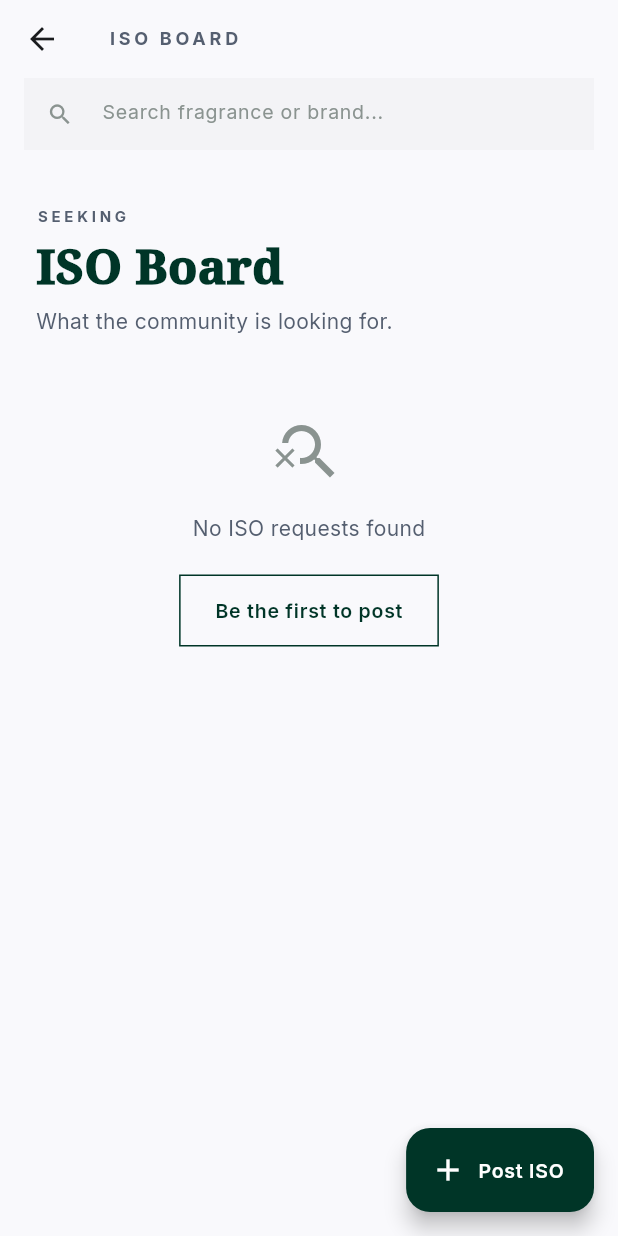
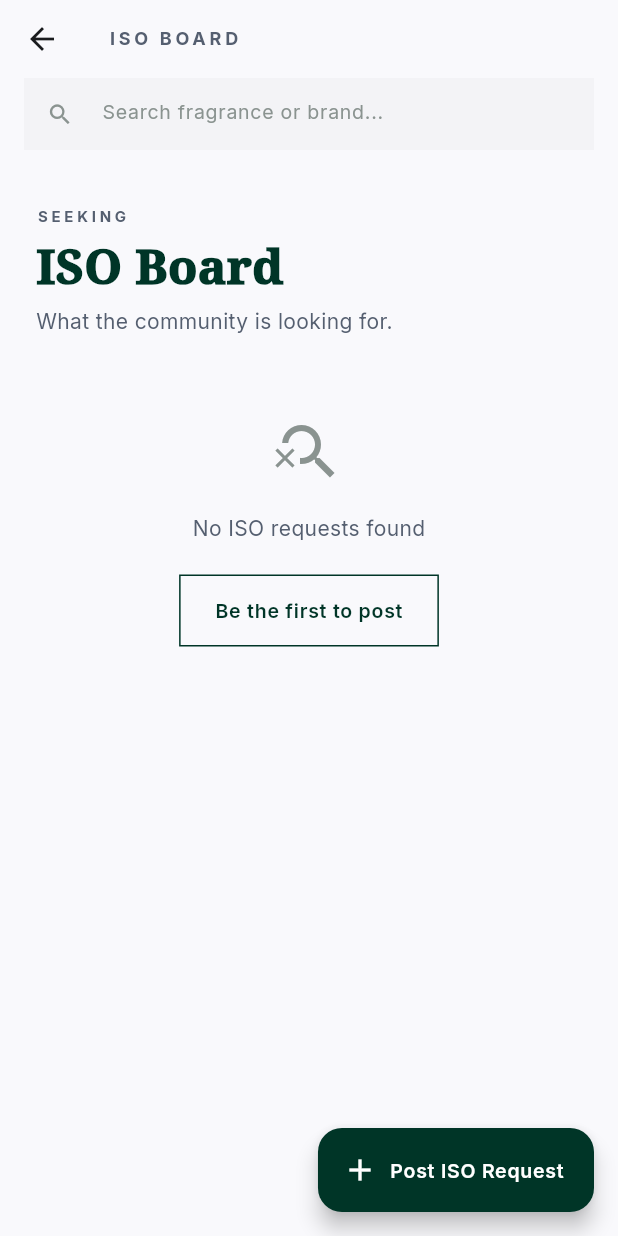
Before and after one commit to tayyabk52/PFP, a Flutter app: the IsoBoardPage screen opened directly, on a phone screen of 412 x 824 dp. Run offline on Flutter 3.47's test engine with Material 3 defaults, Android fonts, the phone set to English and light mode, and no system bars; our stand-ins replace cached_network_image, flutter_dotenv, flutter_riverpod, go_router, google_fonts, image_picker and 1 more; accounts and stored records are empty.

Commit message:
fix: correct ISO board FAB label

```diff
--- a/lib/features/iso/pages/iso_board_page.dart
+++ b/lib/features/iso/pages/iso_board_page.dart
@@ -240,7 +240,7 @@ class _IsoBoardPageState extends ConsumerState<IsoBoardPage> {
               onPressed: () => context.push('/iso/create'),
               icon: const Icon(Icons.add),
               label: Text(
-                'Post ISO',
+                'Post ISO Request',
                 style: GoogleFonts.inter(
                   fontSize: 13,
                   fontWeight: FontWeight.w600,
```
